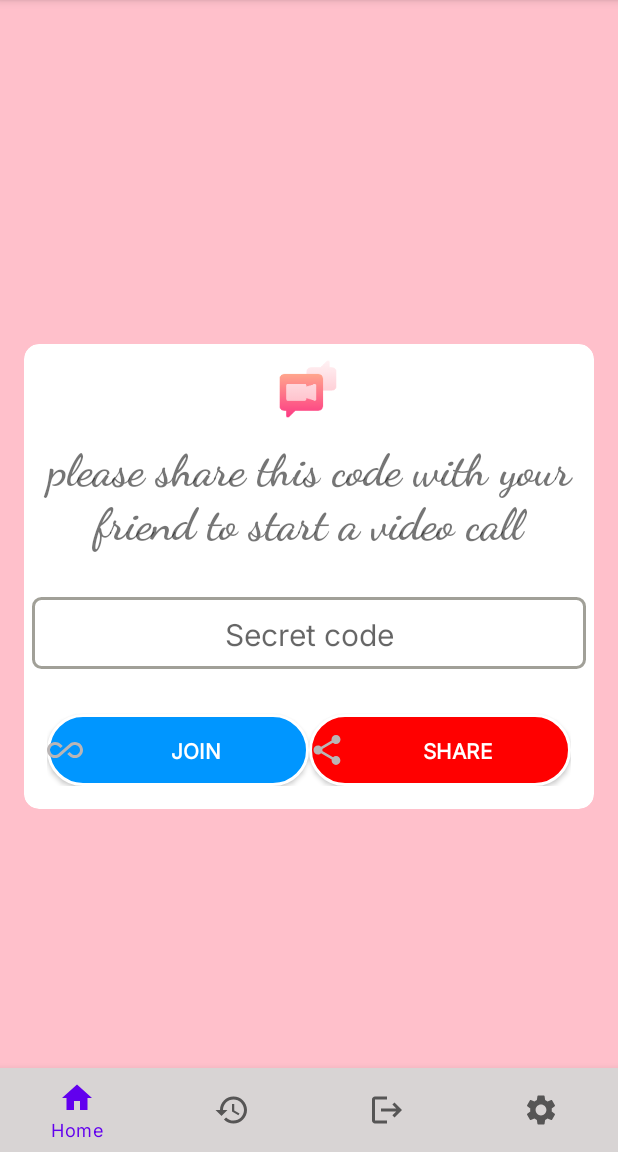
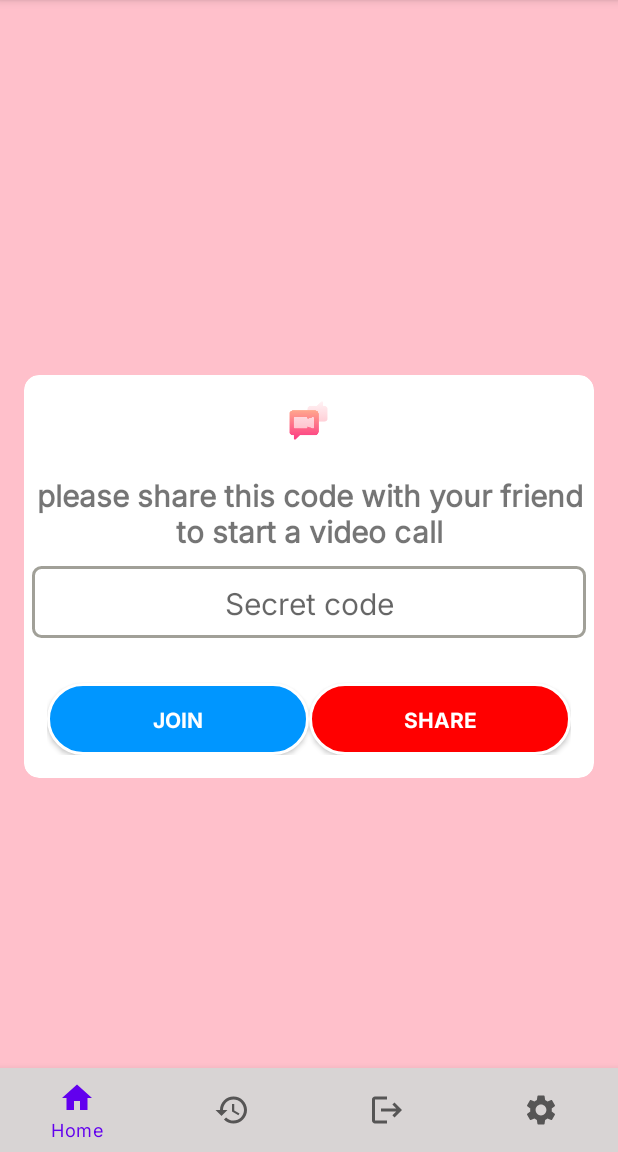
Before and after one commit to thanhhieu995/webRtcTest, an Android app: the DashboardActivity screen opened directly, with no data from a screen before it, on a phone screen of 412 x 824 dp, the part 84-1236 px from its top. Run offline under Robolectric (Android 15) with nearby library versions, the phone set to English and light mode, and no system bars.

Commit message:
Adjust to dashboard.xml

```diff
--- a/app/src/main/AndroidManifest.xml
+++ b/app/src/main/AndroidManifest.xml
@@ -40,7 +40,7 @@
                 android:value="" />
         </activity>
         <activity
-            android:name=".MainActivity"
+            android:name=".DashboardActivity"
             android:exported="false">
             <meta-data
                 android:name="android.app.lib_name"
--- a/app/src/main/java/vn/hieunguyen1/appvideo/MainActivity.kt
+++ b/app/src/main/java/vn/hieunguyen1/appvideo/DashboardActivity.kt
@@ -3,9 +3,11 @@ package vn.hieunguyen1.appvideo
 import androidx.appcompat.app.AppCompatActivity
 import android.os.Bundle
 
-class MainActivity : AppCompatActivity() {
+class DashboardActivity : AppCompatActivity() {
+
+
     override fun onCreate(savedInstanceState: Bundle?) {
         super.onCreate(savedInstanceState)
-        setContentView(R.layout.activity_main)
+        setContentView(R.layout.activity_dashboard)
     }
 }
--- a/app/src/main/java/vn/hieunguyen1/appvideo/LoginActivity.kt
+++ b/app/src/main/java/vn/hieunguyen1/appvideo/LoginActivity.kt
@@ -1,10 +1,8 @@
 package vn.hieunguyen1.appvideo
 
-import android.annotation.SuppressLint
 import android.content.Context
 import android.content.Intent
 import android.content.SharedPreferences
-import android.media.MediaPlayer.OnCompletionListener
 import androidx.appcompat.app.AppCompatActivity
 import android.os.Bundle
 import android.preference.PreferenceManager
@@ -82,7 +80,7 @@ class LoginActivity : AppCompatActivity() {
                                     "Log in successfully",
                                     Toast.LENGTH_LONG
                                 ).show()
-                                val intent = Intent(this@LoginActivity, MainActivity::class.java)
+                                val intent = Intent(this@LoginActivity, DashboardActivity::class.java)
                                 startActivity(intent)
                                 finish()
                             } else {
--- a/app/src/main/res/layout/activity_main.xml
+++ b/app/src/main/res/layout/activity_dashboard.xml
@@ -5,7 +5,7 @@
     android:layout_width="match_parent"
     android:layout_height="match_parent"
     android:background="@color/pink"
-    tools:context=".MainActivity">
+    tools:context=".DashboardActivity">
 
     <androidx.cardview.widget.CardView
         android:id="@+id/crv_signup"
@@ -30,31 +30,27 @@
                 android:layout_width="50dp"
                 android:layout_height="50dp"
                 android:layout_gravity="center"
-                android:background="@mipmap/video_call" />
+                android:background="@mipmap/video_call_foreground" />
 
             <TextView
                 android:id="@+id/main_txtName"
                 android:layout_width="match_parent"
                 android:layout_height="wrap_content"
                 android:layout_marginTop="10dp"
-                android:fontFamily="cursive"
-                android:text="please share this code with your friend to start a video call"
+                android:text="@string/tv_title_dashboard"
                 android:textAlignment="center"
-                android:textSize="30dp"
+                android:textSize="20sp"
                 android:textStyle="bold" />
 
             <EditText
-                android:id="@+id/su_edtName"
+                android:id="@+id/db_code"
+                style="@style/et_input"
                 android:layout_width="match_parent"
                 android:layout_height="wrap_content"
-                android:layout_marginTop="30dp"
-                android:background="@drawable/edt_square_transparency_style"
-                android:hint="Secret code"
+                android:hint="@string/tv_sc_code_hint"
                 android:textAlignment="center"
-                android:drawablePadding="10dp"
-                android:minHeight="48dp"
-                android:padding="10dp"
-                android:textSize="20sp" />
+                android:inputType="textPassword"
+                android:minHeight="48dp" />
 
             <androidx.appcompat.widget.LinearLayoutCompat
                 android:id="@+id/main_linearButton"
@@ -67,27 +63,21 @@
 
                 <androidx.appcompat.widget.AppCompatButton
                     android:id="@+id/main_btnJoin"
-                    android:background="@drawable/bg_button_corner_blue_style"
                     android:layout_width="wrap_content"
                     android:layout_height="wrap_content"
-                    android:layout_marginTop="10dp"
+                    style="@style/bt_login"
                     android:layout_weight="1"
-                    android:text="Join"
-                    android:textColor="@color/white"
-                    android:drawableLeft="@drawable/ic_baseline_all_inclusive_24"
-                    android:textStyle="bold"/>
+                    android:text="@string/btn_join"
+                    android:textColor="@color/white"/>
 
                 <androidx.appcompat.widget.AppCompatButton
                     android:id="@+id/main_btnShare"
-                    android:background="@drawable/bg_button_corner_red_style"
+                    style="@style/bt_signup"
                     android:layout_width="wrap_content"
                     android:layout_height="wrap_content"
-                    android:layout_marginTop="10dp"
-                    android:drawableLeft="@drawable/ic_baseline_share_24"
-                    android:text="Share"
+                    android:text="@string/btn_share"
                     android:textColor="@color/white"
-                    android:layout_weight="1"
-                    android:textStyle="bold"/>
+                    android:layout_weight="1"/>
 
             </androidx.appcompat.widget.LinearLayoutCompat>
 
--- a/app/src/main/res/values/strings.xml
+++ b/app/src/main/res/values/strings.xml
@@ -7,4 +7,8 @@
     <string name="button_signup">create an account</string>
     <string name="txt_forgot">Forget password?</string>
     <string name="edt_name_hint">Enter your name…</string>
+    <string name="tv_title_dashboard">please share this code with your friend to start a video call</string>
+    <string name="tv_sc_code_hint">Secret code</string>
+    <string name="btn_join">Join</string>
+    <string name="btn_share">Share</string>
 </resources>
```
